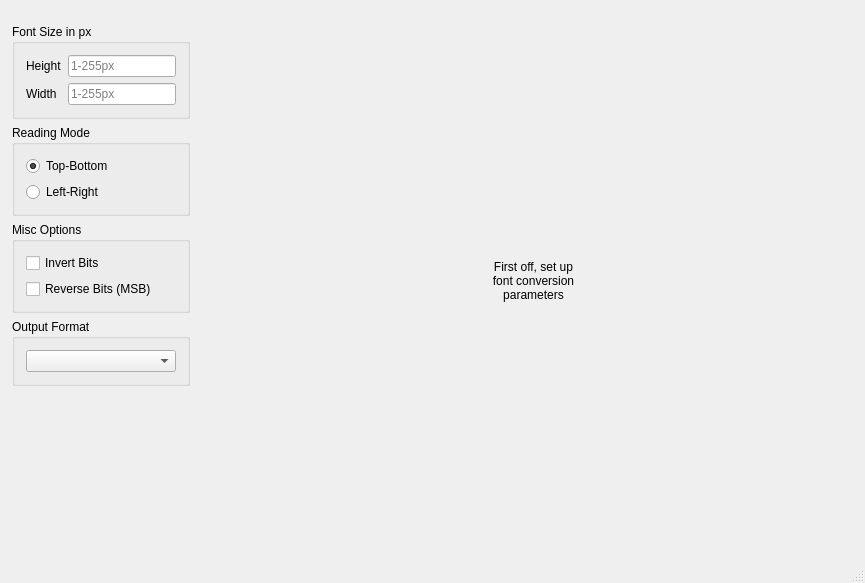
Before: the Qt Designer form ui/mainwindow.ui in ayoy/font2bytes, drawn with Qt 5.
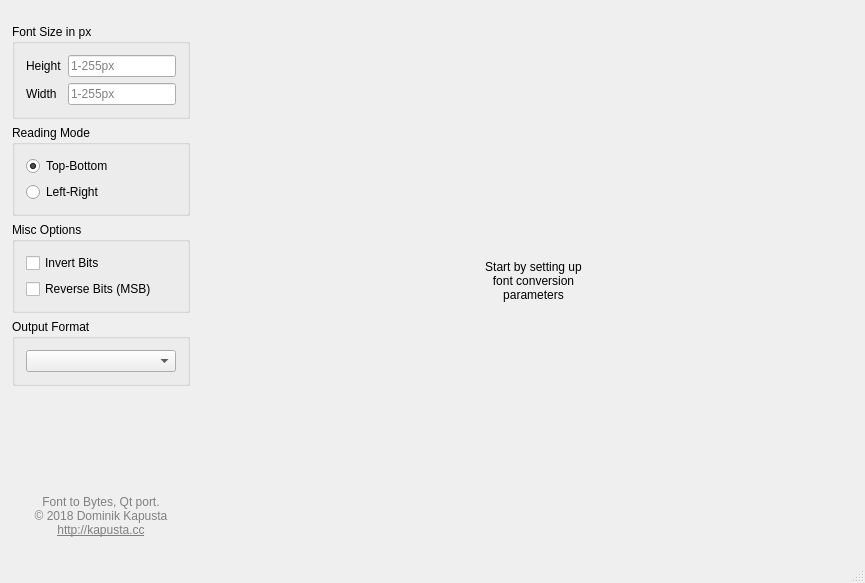
After: the same form once the commit is applied. Custom widgets are drawn as their Qt base class.

```diff
--- a/ui/mainwindow.ui
+++ b/ui/mainwindow.ui
@@ -162,6 +162,110 @@
          </property>
         </spacer>
        </item>
+       <item>
+        <widget class="QLabel" name="label">
+         <property name="palette">
+          <palette>
+           <active>
+            <colorrole role="WindowText">
+             <brush brushstyle="SolidPattern">
+              <color alpha="255">
+               <red>128</red>
+               <green>128</green>
+               <blue>128</blue>
+              </color>
+             </brush>
+            </colorrole>
+            <colorrole role="Link">
+             <brush brushstyle="SolidPattern">
+              <color alpha="255">
+               <red>128</red>
+               <green>128</green>
+               <blue>128</blue>
+              </color>
+             </brush>
+            </colorrole>
+            <colorrole role="LinkVisited">
+             <brush brushstyle="SolidPattern">
+              <color alpha="255">
+               <red>128</red>
+               <green>128</green>
+               <blue>128</blue>
+              </color>
+             </brush>
+            </colorrole>
+           </active>
+           <inactive>
+            <colorrole role="WindowText">
+             <brush brushstyle="SolidPattern">
+              <color alpha="255">
+               <red>128</red>
+               <green>128</green>
+               <blue>128</blue>
+              </color>
+             </brush>
+            </colorrole>
+            <colorrole role="Link">
+             <brush brushstyle="SolidPattern">
+              <color alpha="255">
+               <red>128</red>
+               <green>128</green>
+               <blue>128</blue>
+              </color>
+             </brush>
+            </colorrole>
+            <colorrole role="LinkVisited">
+             <brush brushstyle="SolidPattern">
+              <color alpha="255">
+               <red>128</red>
+               <green>128</green>
+               <blue>128</blue>
+              </color>
+             </brush>
+            </colorrole>
+           </inactive>
+           <disabled>
+            <colorrole role="WindowText">
+             <brush brushstyle="SolidPattern">
+              <color alpha="255">
+               <red>128</red>
+               <green>128</green>
+               <blue>128</blue>
+              </color>
+             </brush>
+            </colorrole>
+            <colorrole role="Link">
+             <brush brushstyle="SolidPattern">
+              <color alpha="255">
+               <red>128</red>
+               <green>128</green>
+               <blue>128</blue>
+              </color>
+             </brush>
+            </colorrole>
+            <colorrole role="LinkVisited">
+             <brush brushstyle="SolidPattern">
+              <color alpha="255">
+               <red>128</red>
+               <green>128</green>
+               <blue>128</blue>
+              </color>
+             </brush>
+            </colorrole>
+           </disabled>
+          </palette>
+         </property>
+         <property name="text">
+          <string>&lt;html&gt;&lt;head/&gt;&lt;body&gt;&lt;p&gt;Font to Bytes, Qt port.&lt;br/&gt;© 2018 Dominik Kapusta&lt;br/&gt;&lt;a href=&quot;http://kapusta.cc&quot; style=&quot;color: #7F7F7F;&quot;&gt;http://kapusta.cc&lt;/a&gt;&lt;/p&gt;&lt;/body&gt;&lt;/html&gt;</string>
+         </property>
+         <property name="alignment">
+          <set>Qt::AlignCenter</set>
+         </property>
+         <property name="openExternalLinks">
+          <bool>true</bool>
+         </property>
+        </widget>
+       </item>
       </layout>
      </widget>
     </item>
@@ -184,7 +288,7 @@
         <item row="0" column="0">
          <widget class="PromptLabel" name="infoLabel">
           <property name="text">
-           <string>First off, set up
+           <string>Start by setting up
 font conversion
 parameters</string>
           </property>
```
Left out of the diff: 18 changed lines with no effect on the pictures.
